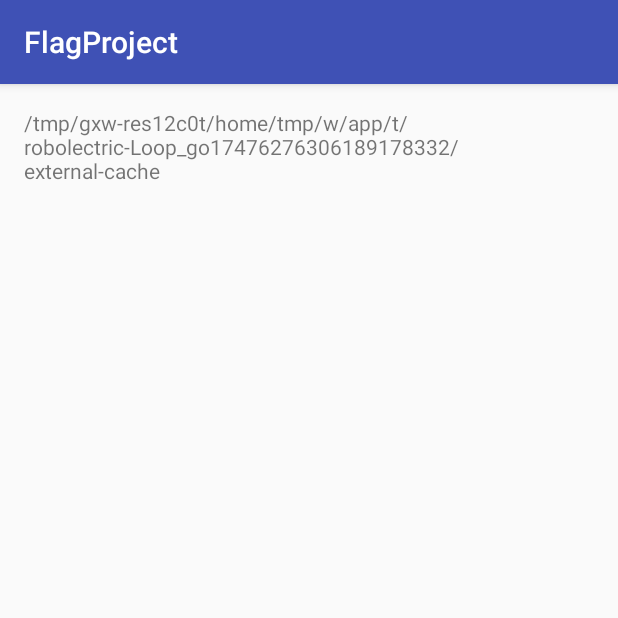
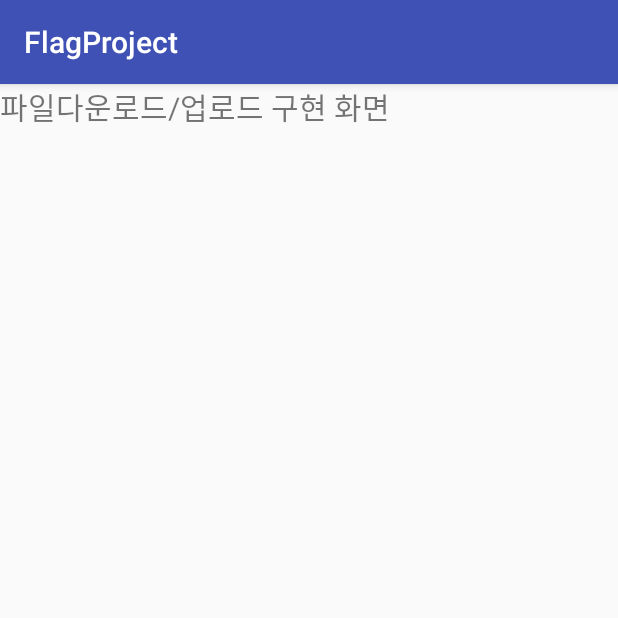
Before and after one commit to Choi-HyunWoo/FlagProject, an Android app: the screen it shows after launch (MainActivity), on a phone screen of 412 x 824 dp, the top half of it. Run offline under Robolectric (Android 15) with nearby library versions, the phone set to English and light mode, and no system bars; libraries missing offline, so code that uses them is left out: org.askerov.dynamicgrid; plain views replace DynamicGridView; 9 statements that could not run were skipped.

Commit message:
Pager로 화면 모두 전환

```diff
--- /dev/null
+++ b/app/src/main/java/com/corcow/hw/flagproject/activity/FlagFragment.java
@@ -0,0 +1,43 @@
+package com.corcow.hw.flagproject.activity;
+
+
+import android.os.Bundle;
+import android.support.v4.app.Fragment;
+import android.view.LayoutInflater;
+import android.view.View;
+import android.view.ViewGroup;
+
+import com.corcow.hw.flagproject.R;
+
+/**
+ * A simple {@link Fragment} subclass.
+ */
+public class FlagFragment extends Fragment {
+
+    /** TODO : 160511
+     *
+     *  툴바추가
+     *  다운로드
+     *  업로드 UI (Relative)
+     *
+     *
+     *
+     */
+    public FlagFragment() {
+        // Required empty public constructor
+    }
+
+
+    @Override
+    public View onCreateView(LayoutInflater inflater, ViewGroup container,
+                             Bundle savedInstanceState) {
+        // Inflate the layout for this fragment
+        View view = inflater.inflate(R.layout.fragment_flag, container, false);
+
+
+
+        return view;
+    }
+
+
+}
--- a/app/src/main/java/com/corcow/hw/flagproject/activity/MainActivity.java
+++ b/app/src/main/java/com/corcow/hw/flagproject/activity/MainActivity.java
@@ -10,6 +10,7 @@ import android.os.Handler;
 import android.os.Message;
 import android.support.v4.app.ActivityCompat;
 import android.support.v4.content.ContextCompat;
+import android.support.v4.view.ViewPager;
 import android.support.v7.app.AppCompatActivity;
 import android.os.Bundle;
 import android.text.TextUtils;
@@ -17,6 +18,7 @@ import android.util.Log;
 import android.view.View;
 import android.webkit.MimeTypeMap;
 import android.widget.AdapterView;
+import android.widget.TabHost;
 import android.widget.TextView;
 import android.widget.Toast;
 
@@ -38,6 +40,15 @@ public class MainActivity extends AppCompatActivity {
     // Permission request const
     public static final int MY_PERMISSIONS_REQUEST_READWRITE_STOREAGE = 0;
 
+    // Pager settings
+    private static final String TAB_TAG = "currentTab";
+    private static final String TAB_ID_FLAG = "tab_flag";
+    private static final String TAB_ID_FILEMNG = "tab_filemng";
+    private static final String TAB_ID_SETTINGS = "tab_settings";
+
+    TabHost tabHost;
+    ViewPager pager;
+    TabsAdapter mAdapter;
 
     @Override
     protected void onCreate(Bundle savedInstanceState) {
@@ -58,11 +69,51 @@ public class MainActivity extends AppCompatActivity {
             );
         }
 
+        /*
         // Fragment Build
         if (savedInstanceState == null) {
             getSupportFragmentManager().beginTransaction().add(R.id.container, new FileManagerFragment()).commit();
         }
+        */
+
+
+        tabHost = (TabHost) findViewById(android.R.id.tabhost);
+        tabHost.setup();
+
+        pager = (ViewPager)findViewById(R.id.pager);
+        mAdapter = new TabsAdapter(this, getSupportFragmentManager(), tabHost, pager);
+
+        mAdapter.addTab(tabHost.newTabSpec(TAB_ID_FLAG).setIndicator("",getResources().getDrawable(R.drawable.file)), FlagFragment.class, null);
+        mAdapter.addTab(tabHost.newTabSpec(TAB_ID_FILEMNG).setIndicator("",getResources().getDrawable(R.drawable.file)), FileManagerFragment.class, null);
+        mAdapter.addTab(tabHost.newTabSpec(TAB_ID_SETTINGS).setIndicator("",getResources().getDrawable(R.drawable.file)), SettingsFragment.class, null);
+        setTabColor(tabHost);
+
+        mAdapter.setOnTabChangedListener(new TabHost.OnTabChangeListener() {
+            @Override
+            public void onTabChanged(String tabId) {
+                setTabColor(tabHost);
+                if (tabId.equals(TAB_ID_FLAG)) {
+                    // actionBar.setTitle("FLAG 탭에 맞는 Actionbar로");
+                } else if (tabId.equals(TAB_ID_FILEMNG)) {
+                    // actionBar.setTitle("FileManager에 맞는 Actionbar로");
+                } else {
+                    // actionBar.setTitle("설정");
+                }
+            }
+        });
+
+
     }
+
+
+    public void setTabColor(TabHost tabhost) {
+        for(int i=0;i<tabhost.getTabWidget().getChildCount();i++) {
+            tabhost.getTabWidget().getChildAt(i).setBackgroundColor(getResources().getColor(R.color.colorDark)); //unselected
+        }
+        tabhost.getTabWidget().getChildAt(tabhost.getCurrentTab()).setBackgroundColor(getResources().getColor(R.color.colorAccent)); // selected
+    }
+
+    /*
 
     public void pushFileManagerFragment() {
         getSupportFragmentManager().beginTransaction().replace(R.id.container, new FileManagerFragment()).addToBackStack(null).commit();
@@ -71,6 +122,8 @@ public class MainActivity extends AppCompatActivity {
     public void popFileManagerFragment() {
         getSupportFragmentManager().popBackStack();
     }
+
+    */
 
     /** 3. Permission 요청에 대한 응답을 handling 하는 callback 함수 **/
     @Override
@@ -90,6 +143,7 @@ public class MainActivity extends AppCompatActivity {
     }
 
 
+    // Back Pressed 처리 in Fragment
     public interface OnBackPressedListener {
         public void onBackPressed();
     }
--- /dev/null
+++ b/app/src/main/java/com/corcow/hw/flagproject/activity/TabsAdapter.java
@@ -0,0 +1,188 @@
+package com.corcow.hw.flagproject.activity;
+
+import android.content.Context;
+import android.os.Bundle;
+import android.support.v4.app.Fragment;
+import android.support.v4.app.FragmentActivity;
+import android.support.v4.app.FragmentManager;
+import android.support.v4.app.FragmentPagerAdapter;
+import android.support.v4.view.ViewPager;
+import android.view.View;
+import android.view.ViewGroup;
+import android.widget.TabHost;
+import android.widget.TabWidget;
+
+import java.util.ArrayList;
+
+/**
+ * Created by multimedia on 2016-05-11.
+ */
+public class TabsAdapter extends FragmentPagerAdapter implements TabHost.OnTabChangeListener, ViewPager.OnPageChangeListener{
+    /**
+     * TabHost와 Pager를 연동하여 관리할 수 있도록 만든 class.
+     */
+
+    private final Context mContext;
+    private final TabHost mTabHost;
+    private final ViewPager mViewPager;
+    private final FragmentManager mFragmentManager;
+    private final ArrayList<TabInfo> mTabs = new ArrayList<TabInfo>();      // tab 리스트
+    private final static String FIELD_KEY_PREFIX = "tabinfo";
+
+    static final class TabInfo {            // Tab의 정보
+        private final String tag;
+        private final Class<?> clss;
+        private final Bundle args;
+        private Fragment fragment;
+
+        TabInfo (String _tag, Class<?> _class, Bundle _args) {
+            tag = _tag;
+            clss = _class;
+            args = _args;
+        }
+    }
+
+    static class DummyTabFactory implements TabHost.TabContentFactory {     // TabHost의 tabcontent에 Dummy view를 설정하여 화면에 보이지 않도록
+        private final Context mContext;
+
+        public DummyTabFactory(Context context) {
+            mContext = context;
+        }
+
+        @Override
+        public View createTabContent(String tag) {
+            View v = new View(mContext);
+            v.setMinimumWidth(0);
+            v.setMinimumHeight(0);
+            return v;
+        }
+    }
+
+    /* Constructor */
+    public TabsAdapter (FragmentActivity activity, TabHost tabHost, ViewPager pager) {
+        this(activity, activity.getSupportFragmentManager(), tabHost, pager);
+    }
+
+    public TabsAdapter(Context context, FragmentManager fragmentManager, TabHost tabHost, ViewPager pager) {
+        super(fragmentManager);
+        mContext = context;
+        mFragmentManager = fragmentManager;
+        mTabHost = tabHost;
+        mViewPager = pager;
+        mTabHost.setOnTabChangedListener(this);
+        mViewPager.setAdapter(this);
+        mViewPager.setOnPageChangeListener(this);
+    }
+
+    /* 메모리 부족 종료시 tab의 정보를 복원 */
+    public void onRestoreInstanceState(Bundle savedInstanceState) {
+        for (TabInfo info : mTabs) {
+            String keyfield = FIELD_KEY_PREFIX + info.tag;
+            info.fragment = mFragmentManager.getFragment(savedInstanceState, keyfield);
+        }
+    }
+    /* 메모리 부족 종료시 tab의 정보를 저장 */
+    public void onSaveInstanceState(Bundle outState) {
+        for (TabInfo info : mTabs) {
+            String keyfield = FIELD_KEY_PREFIX + info.tag;
+            if (info.fragment != null) {
+                mFragmentManager.putFragment(outState, keyfield, info.fragment);
+            }
+        }
+    }
+
+    /** addTab()
+     * TabsAdapter에 addTab 을 해 주면 TabInfo를 하나 생성 후 TabHost에 추가한 다음 notifyDataSetChanged()로 PagerAdapter를 다시 구동해준다.
+     * @param tabSpec
+     * @param clss
+     * @param args
+     */
+    public void addTab(TabHost.TabSpec tabSpec, Class<?> clss, Bundle args) {
+        tabSpec.setContent(new DummyTabFactory(mContext));
+        String tag = tabSpec.getTag();
+        TabInfo info = new TabInfo(tag, clss, args);
+        mTabs.add(info);
+        notifyDataSetChanged();
+        mTabHost.addTab(tabSpec);
+    }
+
+
+    /* TabHost Implements ... */
+    @Override
+    public int getCount() {
+        return mTabs.size();
+    }
+
+    @Override
+    public Fragment getItem(int position) {
+        TabInfo info = mTabs.get(position);
+        info.fragment = Fragment.instantiate(mContext, info.clss.getName(), info.args);
+        return info.fragment;
+    }
+
+    /* TabChange Listener */
+    /** setOnTabChangeListener
+     * TabsAdapter가 TabHost의 OnTabChangeListener를 받아서 처리하므로 OnTabChangeListener를 등록하여 처리해 주도록 한다.
+     */
+    TabHost.OnTabChangeListener mTabChangeListener;
+    public void setOnTabChangedListener(TabHost.OnTabChangeListener listener) {
+        mTabChangeListener = listener;
+    }
+
+    @Override
+    public void onTabChanged(String tabId) {                // 탭이 변경되면
+        int position = mTabHost.getCurrentTab();            // 1. 탭의 현재 위치를 가져와서
+        mViewPager.setCurrentItem(position);                //    Pager에게 해당 위치로 페이지를 세팅
+        if (mTabChangeListener != null) {
+            mTabChangeListener.onTabChanged(tabId);
+        }
+    }
+
+    public Fragment getTabFragment(int position) {
+        TabInfo info = mTabs.get(position);
+        if (info != null) {
+            return info.fragment;
+        }
+        return null;
+    }
+
+    public Fragment getCurrentTabFragment() {
+        return getTabFragment(mTabHost.getCurrentTab());
+    }
+
+
+    /* PageChange Listener */
+    ViewPager.OnPageChangeListener mPageChangeListener;
+    public void setOnPageChangeListener(ViewPager.OnPageChangeListener listener) {
+        mPageChangeListener = listener;
+    }
+
+    /* ViewPager Implements ... */
+    @Override
+    public void onPageScrolled(int position, float positionOffset, int positionOffsetPixels) {
+        if (mPageChangeListener != null) {
+            mPageChangeListener.onPageScrolled(position, positionOffset, positionOffsetPixels);
+        }
+    }
+
+    @Override
+    public void onPageSelected(int position) {
+        TabWidget widget = mTabHost.getTabWidget();
+        int oldFocusability = widget.getDescendantFocusability();
+        widget.setDescendantFocusability(ViewGroup.FOCUS_BLOCK_DESCENDANTS);
+        mTabHost.setCurrentTab(position);
+        widget.setDescendantFocusability(oldFocusability);
+        if(mPageChangeListener!= null) {
+            mPageChangeListener.onPageSelected(position);
+        }
+    }
+
+    @Override
+    public void onPageScrollStateChanged(int state) {
+        if(mPageChangeListener != null) {
+            mPageChangeListener.onPageScrollStateChanged(state);
+        }
+    }
+
+
+}
--- a/app/src/main/res/layout/activity_main.xml
+++ b/app/src/main/res/layout/activity_main.xml
@@ -2,11 +2,38 @@
 <RelativeLayout xmlns:android="http://schemas.android.com/apk/res/android"
     xmlns:tools="http://schemas.android.com/tools" android:layout_width="match_parent"
     android:layout_height="match_parent"
-    android:paddingLeft="@dimen/activity_horizontal_margin"
-    android:paddingRight="@dimen/activity_horizontal_margin"
-    android:paddingTop="@dimen/activity_vertical_margin"
-    android:paddingBottom="@dimen/activity_vertical_margin"
     android:id="@+id/container"
     tools:context=".MainActivity">
 
+    <TabHost
+        android:id="@android:id/tabhost"
+        android:layout_width="match_parent"
+        android:layout_height="match_parent" >
+        <LinearLayout
+            android:layout_width="match_parent"
+            android:layout_height="match_parent"
+            android:orientation="vertical">
+
+            <FrameLayout
+                android:id="@android:id/tabcontent"
+                android:layout_width="0dp"
+                android:layout_height="0dp">
+            </FrameLayout>
+
+            <android.support.v4.view.ViewPager
+                android:layout_width="match_parent"
+                android:layout_height="0dp"
+                android:layout_weight="9"
+                android:id="@+id/pager" />
+
+            <TabWidget
+                android:id="@android:id/tabs"
+                android:layout_width="match_parent"
+                android:layout_height="0dp"
+                android:layout_weight="1"
+                android:showDividers="none" >
+            </TabWidget>
+        </LinearLayout>
+    </TabHost>
+
 </RelativeLayout>
--- /dev/null
+++ b/app/src/main/res/layout/fragment_flag.xml
@@ -0,0 +1,12 @@
+<FrameLayout xmlns:android="http://schemas.android.com/apk/res/android"
+    xmlns:tools="http://schemas.android.com/tools" android:layout_width="match_parent"
+    android:layout_height="match_parent"
+    tools:context="com.corcow.hw.flagproject.activity.FlagFragment">
+
+    <TextView
+        android:layout_width="match_parent"
+        android:layout_height="match_parent"
+        android:textSize="20sp"
+        android:text="파일다운로드/업로드 구현 화면" />
+
+</FrameLayout>
--- a/app/src/main/res/values/colors.xml
+++ b/app/src/main/res/values/colors.xml
@@ -3,4 +3,6 @@
     <color name="colorPrimary">#3F51B5</color>
     <color name="colorPrimaryDark">#303F9F</color>
     <color name="colorAccent">#FF4081</color>
+    <color name="colorDark">#000000</color>
+
 </resources>
```
Also changed, not shown: app/src/main/java/com/corcow/hw/flagproject/activity/SettingsFragment.java (added, +42 -0 lines), app/src/main/res/layout/fragment_settings.xml (added, +12 -0 lines).
